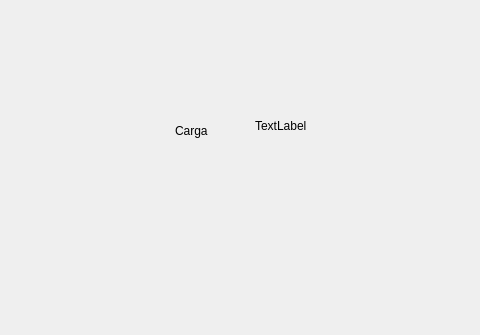
This is mainwindow.ui in WenceslaoFB/InterfazAGV_QT as Qt 5 draws it before an edit; both pictures show x 115 to 595 and y 0 to 335 of the 1024 by 600 pixel window. The edited form follows.
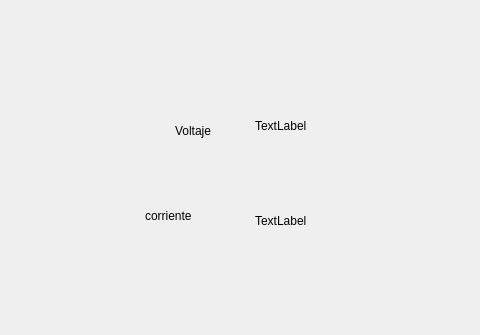
This is the edited form. The open tabs and pages were chosen to show the change.

Commit message: recibe corriente de bateria

Patch:
```diff
--- a/mainwindow.ui
+++ b/mainwindow.ui
@@ -4179,7 +4179,7 @@
        </rect>
       </property>
       <property name="text">
-       <string>Carga</string>
+       <string>Voltaje</string>
       </property>
      </widget>
      <widget class="QLabel" name="label_carga_bat">
@@ -4208,6 +4208,32 @@
        <string>TextLabel</string>
       </property>
      </widget>
+     <widget class="QLabel" name="label_carga_cor">
+      <property name="geometry">
+       <rect>
+        <x>360</x>
+        <y>200</y>
+        <width>81</width>
+        <height>41</height>
+       </rect>
+      </property>
+      <property name="text">
+       <string>TextLabel</string>
+      </property>
+     </widget>
+     <widget class="QLabel" name="label_38">
+      <property name="geometry">
+       <rect>
+        <x>250</x>
+        <y>190</y>
+        <width>91</width>
+        <height>51</height>
+       </rect>
+      </property>
+      <property name="text">
+       <string>corriente</string>
+      </property>
+     </widget>
     </widget>
    </widget>
   </widget>
```
Left out of the diff: 2 changed lines with no effect on the pictures. The commit also changes 2 other files.
